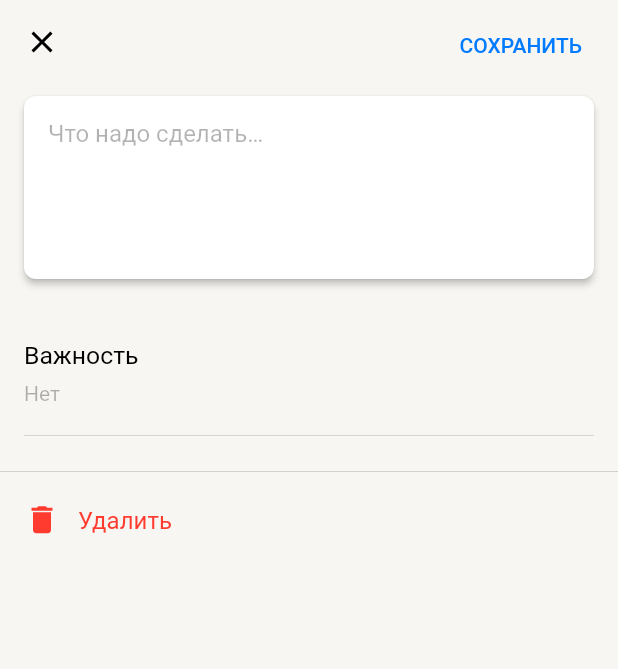
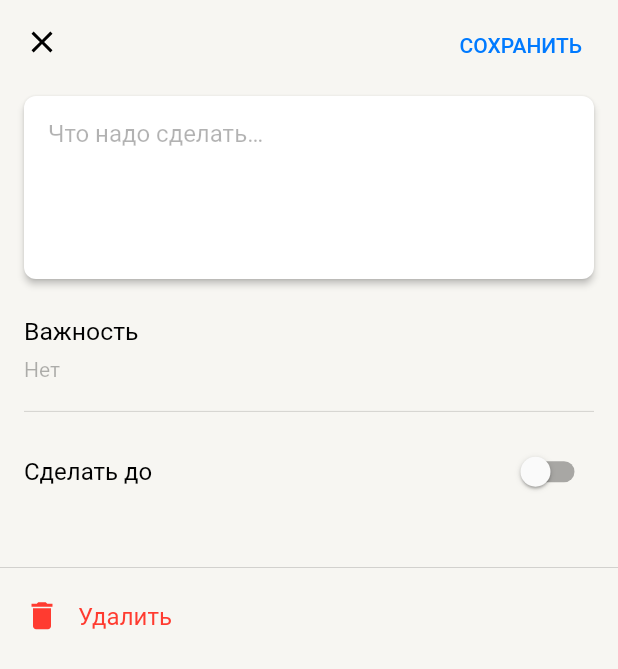
Before and after one commit to darkwolf999/todo, a Flutter app: the screen it shows after launch, on a phone screen of 412 x 824 dp. Shown: the top 669 px of the screen. Run offline on Flutter 3.47's test engine with Material 2 defaults, Android fonts, the phone set to English and light mode, and no system bars; our stand-ins replace flutter_svg.

Commit message:
add l10n to main, task detail screen - add datePicker, all tasks screen - fix clipping of first task

```diff
--- a/lib/main.dart
+++ b/lib/main.dart
@@ -2,6 +2,8 @@ import 'package:flutter/material.dart';
 
 import 'package:todo/presentation/screens/all_tasks.dart';
 import 'package:todo/presentation/screens/task_detail.dart';
+
+import 'package:flutter_localizations/flutter_localizations.dart';
 
 void main() {
   runApp(const MyApp());
@@ -18,6 +20,15 @@ class MyApp extends StatelessWidget {
       theme: ThemeData(
         primarySwatch: Colors.blue,
       ),
+      localizationsDelegates: [
+        GlobalMaterialLocalizations.delegate,
+        GlobalWidgetsLocalizations.delegate,
+        GlobalCupertinoLocalizations.delegate,
+      ],
+      supportedLocales: [
+        const Locale('en'),
+        const Locale('ru')
+      ],
       //home: const MyHomePage(title: 'Мои дела'),
       //home: const AllTasksScreen(),
       home: const TaskDetailScreen(),
--- a/lib/presentation/screens/task_detail.dart
+++ b/lib/presentation/screens/task_detail.dart
@@ -1,13 +1,23 @@
+import 'dart:typed_data';
+
 import 'package:flutter/material.dart';
 
 import 'package:todo/constants.dart' as Constants;
 
-import 'package:flutter_svg/svg.dart';
-
 import '../widgets/svg.dart';
 
-class TaskDetailScreen extends StatelessWidget {
+class TaskDetailScreen extends StatefulWidget {
   const TaskDetailScreen({Key? key}) : super(key: key);
+
+  @override
+  State<TaskDetailScreen> createState() => _TaskDetailScreenState();
+}
+
+class _TaskDetailScreenState extends State<TaskDetailScreen> {
+
+  bool isEnabled = false;
+  String date = 'Дата';
+  DateTime? pickedDate;
 
   @override
   Widget build(BuildContext context) {
@@ -87,9 +97,9 @@ class TaskDetailScreen extends StatelessWidget {
                   ),
                 ),
               ),
-              SizedBox(height: 28.0),
+              SizedBox(height: 12.0),
               Padding(
-                padding: const EdgeInsets.symmetric(horizontal: 16.0),
+                padding: const EdgeInsets.only(left: 16.0, right: 16.0),
                 child: ButtonTheme(
                   //alignedDropdown: true,
                   child: DropdownButtonFormField(
@@ -107,7 +117,6 @@ class TaskDetailScreen extends StatelessWidget {
                           style: BorderStyle.solid,
                         ),
                       ),
-
                       contentPadding: EdgeInsets.only(bottom: 16, top: 16),
                       labelText: 'Важность',
                       labelStyle: TextStyle(
@@ -133,6 +142,80 @@ class TaskDetailScreen extends StatelessWidget {
                     ],
                     onChanged: (dynamic) {},
                   ),
+                ),
+              ),
+              Padding(
+                padding: const EdgeInsets.all(16.0),
+                child: Row(
+                  mainAxisAlignment: MainAxisAlignment.spaceBetween,
+                  children: [
+                    Column(
+                      crossAxisAlignment: CrossAxisAlignment.start,
+                      children: [
+                        Text(
+                          'Сделать до',
+                          style: TextStyle(
+                            fontSize: Constants.bodyFontSize,
+                            height: 19.0 / Constants.bodyFontSize,
+                            color: Color(Constants.lightLabelPrimary),
+                          ),
+                        ),
+                        //SizedBox(height: 4.0),
+                        Visibility(
+                          visible: isEnabled,
+                          child: Padding(
+                          padding: const EdgeInsets.only(top: 4.0),
+                            child: Text(
+                              date,
+                              style: TextStyle(
+                                fontSize: 14.0,
+                                height: 16.0 / 14.0,
+                                color: Color(Constants.lightColorBlue),
+                              ),
+                            ),
+                          ),
+                        ),
+                      ],
+                    ),
+                    Switch(
+                      value: isEnabled,
+                      onChanged: (bool value) async {
+                        isEnabled
+                        ? isEnabled = !isEnabled
+                        : pickedDate = await showDatePicker(
+                          helpText: DateTime.now().year.toString(),
+                          confirmText: 'ГОТОВО',
+                          locale: Locale('ru'),
+                          context: context,
+                          initialDate: DateTime.now(),
+                          firstDate: DateTime(1950),
+                          //DateTime.now() - not to allow to choose before today.
+                          lastDate: DateTime(2100),
+                          builder: (context, child) {
+                            return Theme(
+                              data: Theme.of(context).copyWith(
+                                colorScheme: ColorScheme.light(
+                                  primary: Color(Constants.lightColorBlue), // header background color
+                                  //onPrimary: Colors.black, // header text color
+                                  //onSurface: Colors.green, // body text color
+                                ),
+                                textButtonTheme: TextButtonThemeData(
+                                  style: TextButton.styleFrom(
+                                    foregroundColor: Colors.red, // button text color
+                                  ),
+                                ),
+                              ),
+                              child: child!,
+                            );
+                          },
+                        );
+                        setState(() {
+                          date = pickedDate?.toString() ?? 'Дата';
+                          isEnabled = value;
+                        });
+                      }
+                    )
+                  ],
                 ),
               ),
               SizedBox(height: 24.0),
--- a/pubspec.yaml
+++ b/pubspec.yaml
@@ -48,6 +48,9 @@ dev_dependencies:
   # rules and activating additional ones.
   flutter_lints: ^2.0.0
 
+  flutter_localizations:
+    sdk: flutter
+
 # For information on the generic Dart part of this file, see the
 # following page: https://dart.dev/tools/pub/pubspec
 
```
Also changed, not shown: lib/presentation/screens/all_tasks.dart (+26 -11 lines). Lines whose indentation alone changed are shown as unchanged.
